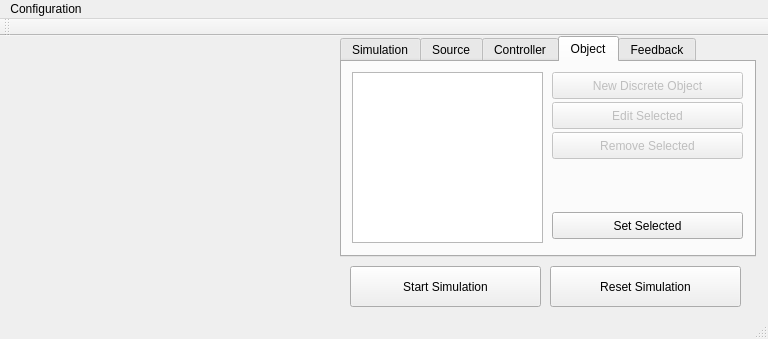
Above: gui/mainwindow.ui from jakubbialas/PSS_lab before the change. Below: the same form after it.
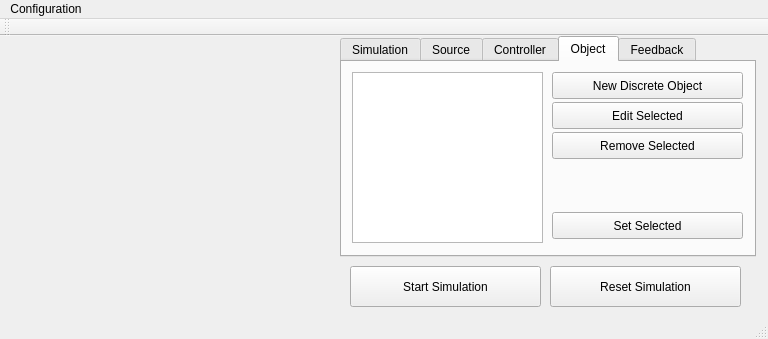
That is the form after the change. The open tabs and pages were chosen to show the change. Custom widgets are drawn as their Qt base class.

Diff of the .ui file:
```diff
--- a/gui/mainwindow.ui
+++ b/gui/mainwindow.ui
@@ -722,7 +722,7 @@
      </widget>
      <widget class="QPushButton" name="pushButton_newObject">
       <property name="enabled">
-       <bool>false</bool>
+       <bool>true</bool>
       </property>
       <property name="geometry">
        <rect>
@@ -738,7 +738,7 @@
      </widget>
      <widget class="QPushButton" name="pushButton_editObject">
       <property name="enabled">
-       <bool>false</bool>
+       <bool>true</bool>
       </property>
       <property name="geometry">
        <rect>
@@ -767,7 +767,7 @@
      </widget>
      <widget class="QPushButton" name="pushButton_removeObject">
       <property name="enabled">
-       <bool>false</bool>
+       <bool>true</bool>
       </property>
       <property name="geometry">
        <rect>
```
Left out of the diff: 2 changed lines with no effect on the pictures.
